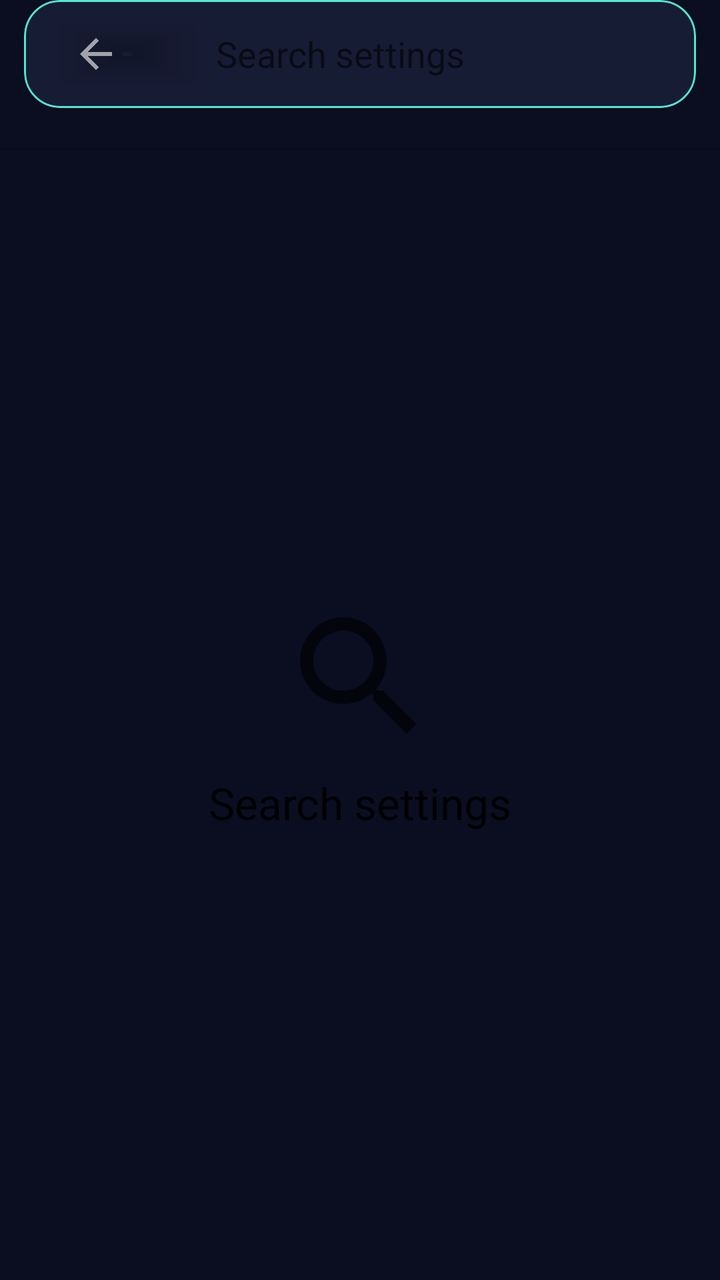
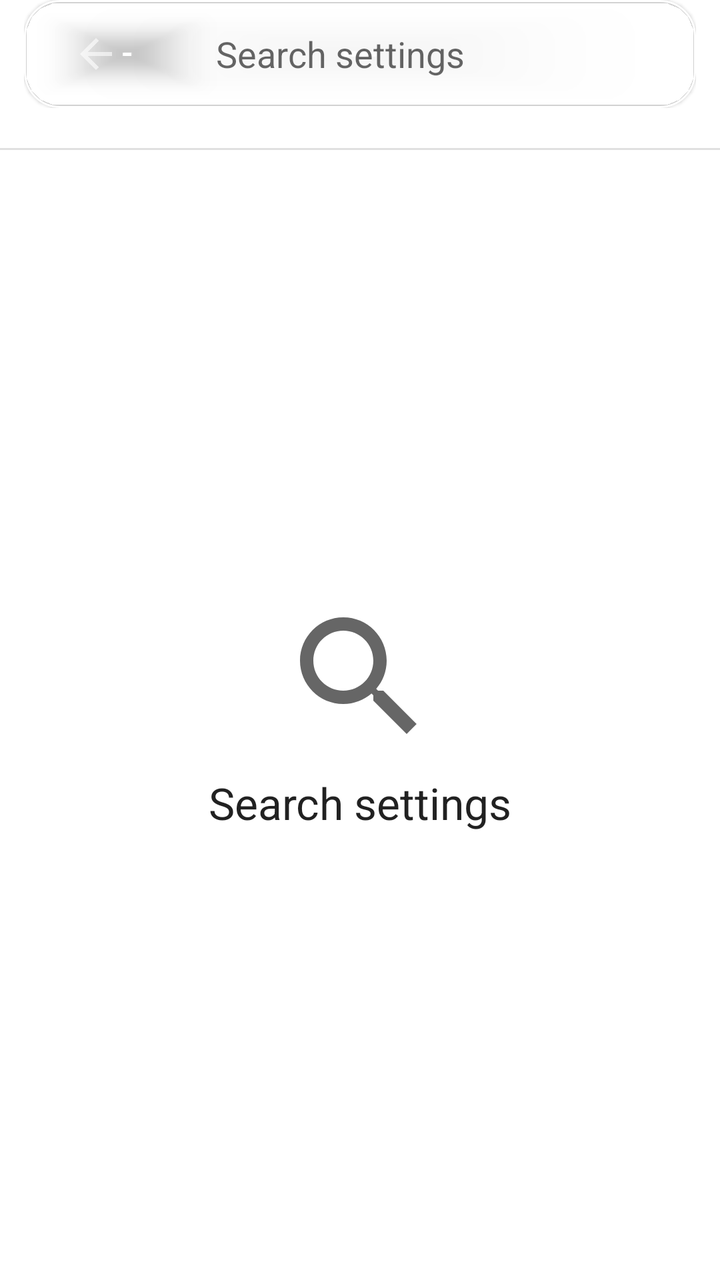

Before-and-after screenshots of an Android layout around one commit, followed by the original layout XML and the change that was made.
<!-- AndroidManifest.xml: fallback theme Theme.MaterialComponents.DayNight.NoActionBar -->
<!-- res/layout/fragment_settings_search.xml -->
<?xml version="1.0" encoding="utf-8"?>
<androidx.constraintlayout.widget.ConstraintLayout xmlns:android="http://schemas.android.com/apk/res/android"
    xmlns:app="http://schemas.android.com/apk/res-auto"
    xmlns:tools="http://schemas.android.com/tools"
    android:layout_width="match_parent"
    android:layout_height="match_parent"
    android:background="@drawable/moonwitch_background">

    <RelativeLayout
        android:id="@+id/relativeLayout"
        android:layout_width="0dp"
        android:layout_height="0dp"
        app:layout_constraintBottom_toBottomOf="parent"
        app:layout_constraintEnd_toEndOf="parent"
        app:layout_constraintStart_toStartOf="parent"
        app:layout_constraintTop_toBottomOf="@+id/divider">

        <LinearLayout
            android:id="@+id/no_results_view"
            android:layout_width="match_parent"
            android:layout_height="match_parent"
            android:gravity="center"
            android:orientation="vertical">

            <ImageView
                android:id="@+id/icon_no_results"
                android:layout_width="match_parent"
                android:layout_height="80dp"
                android:src="@drawable/ic_search" />

            <com.google.android.material.textview.MaterialTextView
                android:id="@+id/notice_text"
                style="@style/TextAppearance.Material3.TitleLarge"
                android:layout_width="match_parent"
                android:layout_height="wrap_content"
                android:gravity="center"
                android:paddingTop="8dp"
                android:text="@string/search_settings"
                tools:visibility="visible" />

        </LinearLayout>

        <androidx.recyclerview.widget.RecyclerView
            android:id="@+id/settings_list"
            android:layout_width="match_parent"
            android:layout_height="match_parent"
            android:clipToPadding="false" />

    </RelativeLayout>

    <FrameLayout
        android:id="@+id/frame_search"
        android:layout_width="0dp"
        android:layout_height="wrap_content"
        android:layout_marginHorizontal="12dp"
        android:clipToPadding="false"
        app:layout_constraintEnd_toEndOf="parent"
        app:layout_constraintStart_toStartOf="parent"
        app:layout_constraintTop_toTopOf="parent">

        <com.google.android.material.card.MaterialCardView
            android:id="@+id/search_background"
            
            android:layout_width="match_parent"
            android:layout_height="54dp"
            app:cardBackgroundColor="@color/mw_ui_surface"
            app:cardCornerRadius="18dp"
            app:strokeColor="@color/mw_ui_border_accent"
            app:strokeWidth="1dp">

            <LinearLayout
                android:id="@+id/search_container"
                android:layout_width="match_parent"
                android:layout_height="match_parent"
                android:layout_marginEnd="56dp"
                android:orientation="horizontal">

                <Button
                    android:id="@+id/back_button"
                    style="?attr/materialIconButtonFilledTonalStyle"
                    android:layout_width="wrap_content"
                    android:layout_height="wrap_content"
                    android:layout_gravity="center_vertical"
                    android:layout_marginStart="8dp"
                    app:backgroundTint="@android:color/transparent"
                    app:icon="@drawable/ic_back" />

                <EditText
                    android:id="@+id/search_text"
                    android:layout_width="match_parent"
                    android:layout_height="match_parent"
                    android:background="@android:color/transparent"
                    android:hint="@string/search_settings"
                    android:imeOptions="flagNoFullscreen"
                    android:inputType="text"
                    android:maxLines="1" />

            </LinearLayout>

            <Button
                android:id="@+id/clear_button"
                style="?attr/materialIconButtonFilledTonalStyle"
                android:layout_width="wrap_content"
                android:layout_height="wrap_content"
                android:layout_gravity="center_vertical|end"
                android:layout_marginEnd="8dp"
                android:visibility="invisible"
                app:backgroundTint="@android:color/transparent"
                app:icon="@drawable/ic_clear"
                tools:visibility="visible" />

        </com.google.android.material.card.MaterialCardView>

    </FrameLayout>

    <com.google.android.material.divider.MaterialDivider
        android:id="@+id/divider"
        android:layout_width="match_parent"
        android:layout_height="wrap_content"
        android:layout_marginTop="20dp"
        app:layout_constraintEnd_toEndOf="parent"
        app:layout_constraintStart_toStartOf="parent"
        app:layout_constraintTop_toBottomOf="@+id/frame_search" />

</androidx.constraintlayout.widget.ConstraintLayout>
<!-- resources referenced by this layout -->
<resources>
  <color name="mw_ui_border_accent">#55E6D2</color>
  <color name="mw_ui_surface">#171C35</color>
  <!-- drawable ic_back (drawable) -->
  <vector xmlns:android="http://schemas.android.com/apk/res/android"
      android:width="24dp"
      android:height="24dp"
      android:autoMirrored="true"
      android:viewportWidth="24"
      android:viewportHeight="24">
      <path
          android:fillColor="?attr/colorControlNormal"
          android:pathData="M20,11H7.83l5.59,-5.59L12,4l-8,8 8,8 1.41,-1.41L7.83,13H20v-2z" />
  </vector>
  <!-- drawable ic_clear (drawable) -->
  <vector xmlns:android="http://schemas.android.com/apk/res/android"
      android:width="24dp"
      android:height="24dp"
      android:viewportWidth="24"
      android:viewportHeight="24">
      <path
          android:fillColor="?attr/colorControlNormal"
          android:pathData="M19,6.41L17.59,5 12,10.59 6.41,5 5,6.41 10.59,12 5,17.59 6.41,19 12,13.41 17.59,19 19,17.59 13.41,12z" />
  </vector>
  <!-- drawable ic_search (drawable) -->
  <vector xmlns:android="http://schemas.android.com/apk/res/android"
      android:width="24dp"
      android:height="24dp"
      android:viewportWidth="24"
      android:viewportHeight="24">
      <path
          android:fillColor="?attr/colorControlNormal"
          android:pathData="M15.5,14h-0.79l-0.28,-0.27C15.41,12.59 16,11.11 16,9.5 16,5.91 13.09,3 9.5,3S3,5.91 3,9.5 5.91,16 9.5,16c1.61,0 3.09,-0.59 4.23,-1.57l0.27,0.28v0.79l5,4.99L20.49,19l-4.99,-5zM9.5,14C7.01,14 5,11.99 5,9.5S7.01,5 9.5,5 14,7.01 14,9.5 11.99,14 9.5,14z" />
  </vector>
  <!-- drawable moonwitch_background (drawable) -->
  <shape xmlns:android="http://schemas.android.com/apk/res/android"><solid android:color="@color/mw_reform_bg"/></shape>
  <string name="search_settings">Search settings</string>
  <color name="mw_reform_bg">#0B0E20</color>
</resources>

<!-- the commit's change to res/layout/fragment_settings_search.xml (unified diff, before → after) -->
@@ -63,9 +63,9 @@
             
             android:layout_width="match_parent"
             android:layout_height="54dp"
-            app:cardBackgroundColor="@color/mw_ui_surface"
+            app:cardBackgroundColor="?attr/mwSurface"
             app:cardCornerRadius="18dp"
-            app:strokeColor="@color/mw_ui_border_accent"
+            app:strokeColor="?attr/mwAccent"
             app:strokeWidth="1dp">
 
             <LinearLayout
<!-- resource entries referenced after the edit -->
@@ -1,7 +1,5 @@
 <!-- resources referenced by this layout -->
 <resources>
-  <color name="mw_ui_border_accent">#55E6D2</color>
-  <color name="mw_ui_surface">#171C35</color>
   <!-- drawable ic_back (drawable) -->
   <vector xmlns:android="http://schemas.android.com/apk/res/android"
       android:width="24dp"
@@ -34,8 +32,7 @@
           android:pathData="M15.5,14h-0.79l-0.28,-0.27C15.41,12.59 16,11.11 16,9.5 16,5.91 13.09,3 9.5,3S3,5.91 3,9.5 5.91,16 9.5,16c1.61,0 3.09,-0.59 4.23,-1.57l0.27,0.28v0.79l5,4.99L20.49,19l-4.99,-5zM9.5,14C7.01,14 5,11.99 5,9.5S7.01,5 9.5,5 14,7.01 14,9.5 11.99,14 9.5,14z" />
   </vector>
   <!-- drawable moonwitch_background (drawable) -->
-  <shape xmlns:android="http://schemas.android.com/apk/res/android"><solid android:color="@color/mw_reform_bg"/></shape>
+  <selector xmlns:android="http://schemas.android.com/apk/res/android"><item android:drawable="?attr/mwCanvas"/></selector>
   <string name="search_settings">Search settings</string>
-  <color name="mw_reform_bg">#0B0E20</color>
 </resources>
 
